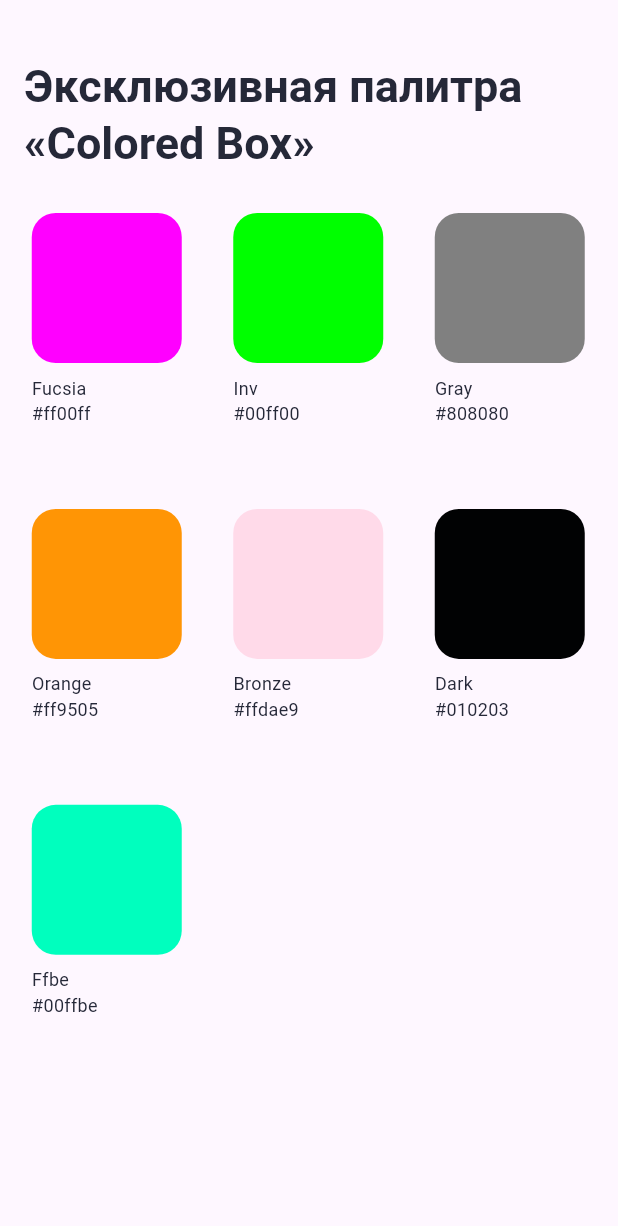
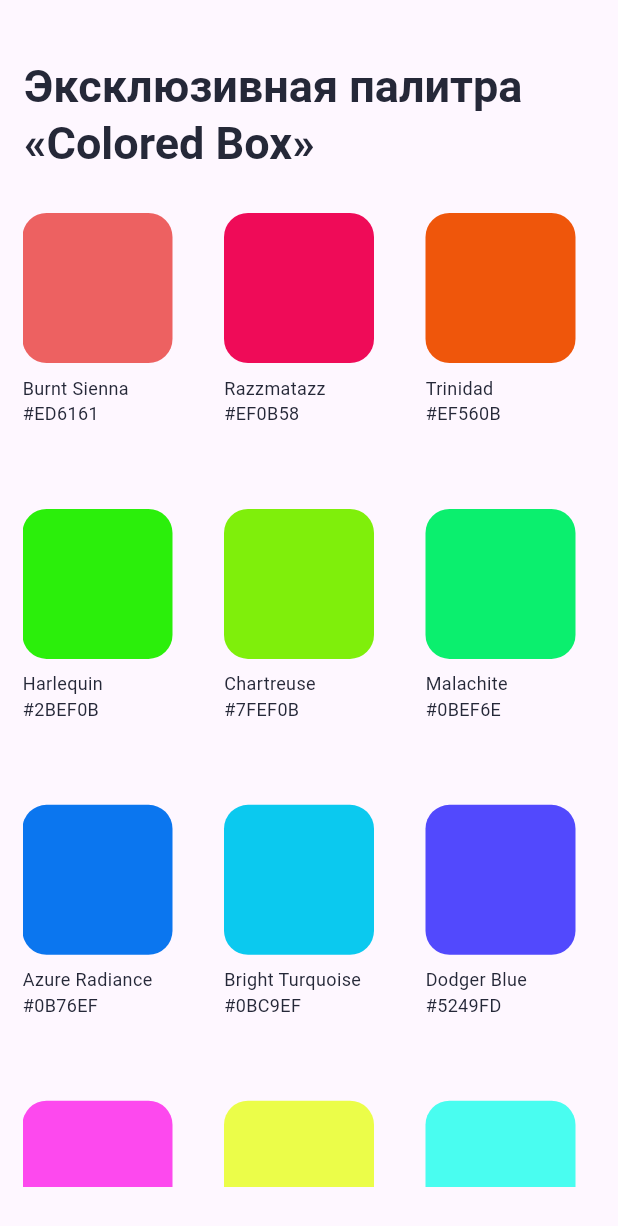
Before and after one commit to Rustemik/color_palette_flutter_app, a Flutter app: the screen it shows after launch, on a phone screen of 412 x 824 dp. Shown: the top 1226 px of the screen. Run offline on Flutter 3.47's test engine with Material 3 defaults, Android fonts, the phone set to English and light mode, and no system bars; our stand-ins replace google_fonts; Roboto replaces fonts that are missing (Ubuntu).

Commit message:
+ 4. Палетка цветов. Json парсинг, использование данных

```diff
--- /dev/null
+++ b/assets/colors.json
@@ -0,0 +1,61 @@
+{
+    "colors": [
+      {
+        "name": "Burnt Sienna",
+        "value": "#ED6161"
+      },
+      {
+        "name": "Razzmatazz",
+        "value": "#EF0B58"
+      },
+      {
+        "name": "Trinidad",
+        "value": "#EF560B"
+      },
+      {
+        "name": "Harlequin",
+        "value": "#2BEF0B"
+      },
+      {
+        "name": "Zombie"
+      },
+      {
+        "name": "Chartreuse",
+        "value": "#7FEF0B"
+      },
+      {
+        "name": "Malachite",
+        "value": "#0BEF6E"
+      },
+      {
+        "name": "Azure Radiance",
+        "value": "#0B76EF"
+      },
+      {
+        "name": "Bright Turquoise",
+        "value": "#0BC9EF"
+      },
+      {
+        "name": "Edgewater"
+      },
+      {
+        "name": "Dodger Blue",
+        "value": "#5249FD"
+      },
+      {
+        "name": "Pink Flamingo",
+        "value": "#FD49EE"
+      },
+      {
+        "name": "Shocking"
+      },
+      {
+        "name": "Golden Fizz",
+        "value": "#EBFD49"
+      },
+      {
+        "name": "Aquamarine",
+        "value": "#49FDF0"
+      }
+    ]
+  }
--- a/lib/Components/color_card.dart
+++ b/lib/Components/color_card.dart
@@ -1,4 +1,5 @@
 import 'package:flutter/material.dart';
+import 'package:flutter/widgets.dart';
 import 'package:google_fonts/google_fonts.dart';
 import 'package:surf_flutter_courses_template/Models/color_dto.dart';
 import 'package:surf_flutter_courses_template/Screens/color_details_screen.dart';
@@ -12,13 +13,12 @@ class ColorCard extends StatelessWidget {
   @override
   Widget build(BuildContext context) {
     return Container(
-      height: 140,
-      width: 100,
-      child: Center(
       child: Column(
         crossAxisAlignment: CrossAxisAlignment.start,
         children: [
-            Material(
+          Hero(
+            tag: _colorDto.hex,
+            child: Material(
               borderRadius: BorderRadius.circular(16),
               clipBehavior: Clip.antiAlias,
               color: HexColor.fromHex(_colorDto.hex),
@@ -38,6 +38,7 @@ class ColorCard extends StatelessWidget {
                 ),
               ),
             ),
+          ),
           SizedBox(
             height: 8,
           ),
@@ -50,7 +51,7 @@ class ColorCard extends StatelessWidget {
             ),
           ),
           Text(
-              '#${_colorDto.hex}',
+            _colorDto.hex,
             style: GoogleFonts.ubuntu(
               fontWeight: FontWeight.w400,
               fontSize: 12,
@@ -59,7 +60,43 @@ class ColorCard extends StatelessWidget {
           ),
         ],
       ),
-      ),
     );
   }
 }
+
+
+
+// class ColorCard extends StatelessWidget {
+//   ColorDto _colorDto;
+
+//   ColorCard({super.key, required ColorDto colorDto}) : _colorDto = colorDto;
+
+//   @override
+//   Widget build(BuildContext context) {
+//     return Container(
+//       height: 140,
+//       width: 100,
+//       child: Center(
+//         child: Column(
+//           crossAxisAlignment: CrossAxisAlignment.start,
+//           children: [
+//             Material(
+//               borderRadius: BorderRadius.circular(16),
+//               clipBehavior: Clip.antiAlias,
+//               color: HexColor.fromHex(_colorDto.hex),
+//               child: InkWell(
+//                 onTap: () {
+//                   Navigator.push<ColorDetailsScreen>(
+//                     context,
+//                     MaterialPageRoute(
+//                         builder: (context) => ColorDetailsScreen(
+//                               colorDto: _colorDto,
+//                             )),
+//                   );
+//                 },
+//                 child: SizedBox(
+//                   height: 100,
+//                   width: 100,
+//                 ),
+//               ),
+//             ),
--- a/lib/DataAcсess/mock_color_repository.dart
+++ b/lib/DataAcсess/mock_color_repository.dart
@@ -1,21 +1,34 @@
+import 'dart:convert';
+
+import 'package:flutter/services.dart';
 import 'package:surf_flutter_courses_template/DataAc%D1%81ess/i_color_repository.dart';
 import 'package:surf_flutter_courses_template/Models/color_dto.dart';
 
 class MockColorRepository implements IColorRepository {
-  final List<ColorDto> _colors = [
-    ColorDto("Fucsia", "ff00ff"),
-    ColorDto("Inv", "00ff00"),
-    ColorDto("Gray", "808080"),
-    ColorDto("Orange", "ff9505"),
-    ColorDto("Bronze", "ffdae9"),
-    ColorDto("Dark", "010203"),
-    ColorDto("Ffbe", "00ffbe"),
-  ];
+  ColorsData? _colorsData;
+
+  // ColorDto("Fucsia", "ff00ff"),
+  // ColorDto("Inv", "00ff00"),
+  // ColorDto("Gray", "808080"),
+  // ColorDto("Orange", "ff9505"),
+  // ColorDto("Bronze", "ffdae9"),
+  // ColorDto("Dark", "010203"),
+  // ColorDto("Ffbe", "00ffbe"),
 
   @override
   Future<List<ColorDto>> getColors() async {
+    if (_colorsData == null) {
+      var str = await loadJson();
+      var jsonDecoded = jsonDecode(str);
+      _colorsData = ColorsData.fromJson(jsonDecoded);
+    }
+
     await Future.delayed(const Duration(seconds: 3));
     // throw Exception("");
-    return _colors;
+    return _colorsData!.colors;
+  }
+
+  Future<String> loadJson() async {
+    return await rootBundle.loadString('assets/colors.json');
   }
 }
--- a/lib/Models/color_dto.dart
+++ b/lib/Models/color_dto.dart
@@ -3,4 +3,20 @@ class ColorDto {
   String hex;
 
   ColorDto(this.name, this.hex);
+
+  ColorDto.fromJson(Map<String, dynamic> json)
+      : name = json['name'],
+        hex = json['value'];
 }
+
+class ColorsData {
+  List<ColorDto> colors = [];
+
+  ColorsData.fromJson(Map<String, dynamic> json) {
+    if (json['colors'] != null) {
+      json['colors'].forEach((v) {
+        if (v['value'] != null) colors!.add(ColorDto.fromJson(v));
+      });
+    }
+  }
+}
--- a/pubspec.yaml
+++ b/pubspec.yaml
@@ -20,3 +20,7 @@ dev_dependencies:
 
 flutter:
   uses-material-design: true
+
+  assets:
+    - assets/
+    - assets/colors.json
```
Also changed, not shown: lib/screens/color_details_screen.dart (+27 -11 lines). Lines whose indentation alone changed are shown as unchanged.
